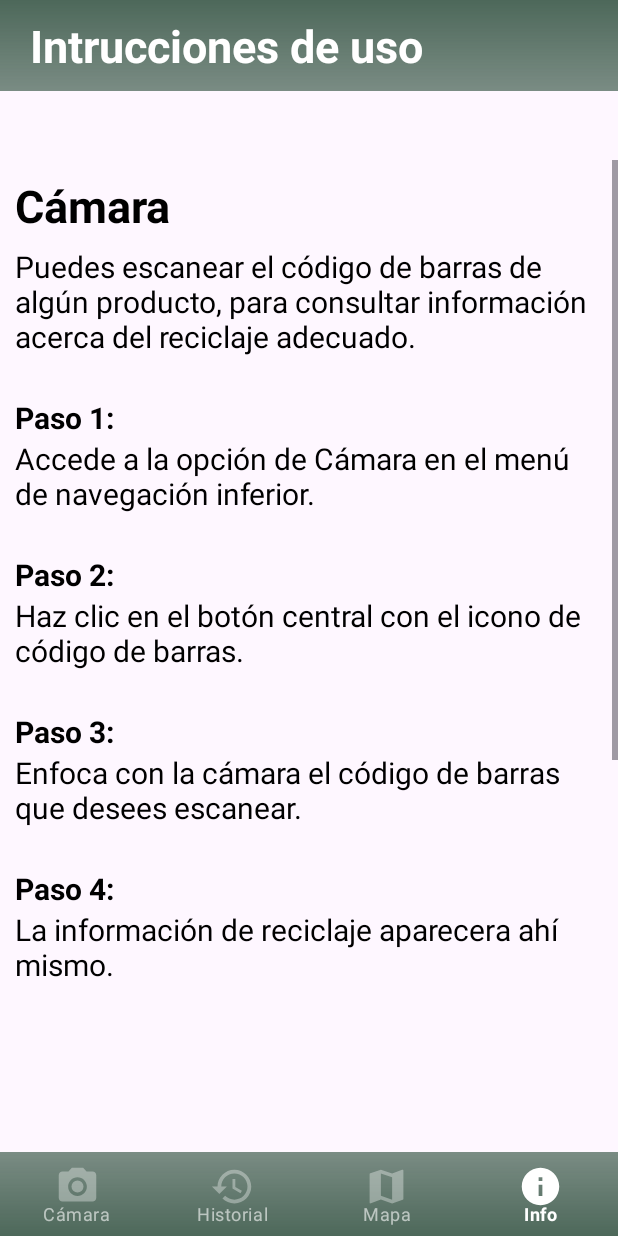
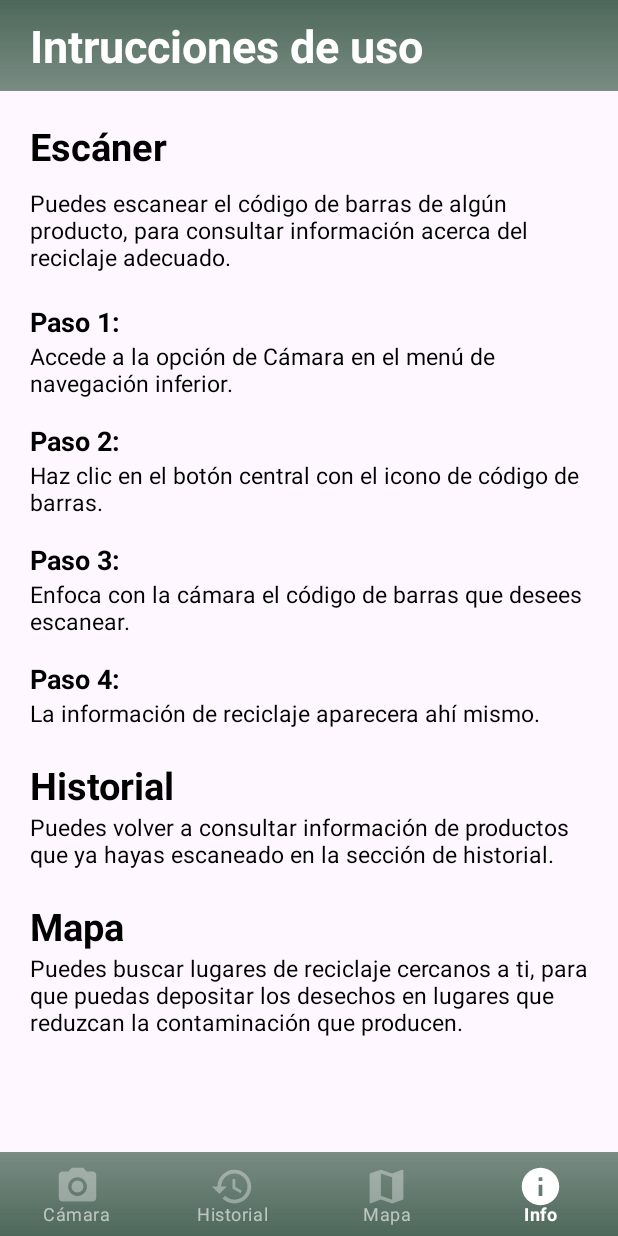
Before and after one commit to OscarF17/recyclapp, an Android app: the screen it shows after launch (MainActivity), item 4 of the bottom bar chosen, on a phone screen of 412 x 824 dp. Run offline under Robolectric (Android 15) with nearby library versions, the phone set to English and light mode, and no system bars; our stand-ins replace Picasso, Room's generated code; libraries missing offline, so code that uses them is left out: com.google.zxing.integration; pictures from the network do not load.

Commit message:
changed layout

```diff
--- a/app/src/main/java/com/example/proyectofinal/Settings.kt
+++ b/app/src/main/java/com/example/proyectofinal/Settings.kt
@@ -6,29 +6,7 @@ import android.view.LayoutInflater
 import android.view.View
 import android.view.ViewGroup
 
-// TODO: Rename parameter arguments, choose names that match
-// the fragment initialization parameters, e.g. ARG_ITEM_NUMBER
-private const val ARG_PARAM1 = "param1"
-private const val ARG_PARAM2 = "param2"
-
-/**
- * A simple [Fragment] subclass.
- * Use the [Settings.newInstance] factory method to
- * create an instance of this fragment.
- */
 class Settings : Fragment() {
-    // TODO: Rename and change types of parameters
-    private var param1: String? = null
-    private var param2: String? = null
-
-    override fun onCreate(savedInstanceState: Bundle?) {
-        super.onCreate(savedInstanceState)
-        arguments?.let {
-            param1 = it.getString(ARG_PARAM1)
-            param2 = it.getString(ARG_PARAM2)
-        }
-    }
-
     override fun onCreateView(
         inflater: LayoutInflater, container: ViewGroup?,
         savedInstanceState: Bundle?
@@ -36,24 +14,4 @@ class Settings : Fragment() {
         // Inflate the layout for this fragment
         return inflater.inflate(R.layout.fragment_settings, container, false)
     }
-
-    companion object {
-        /**
-         * Use this factory method to create a new instance of
-         * this fragment using the provided parameters.
-         *
-         * @param param1 Parameter 1.
-         * @param param2 Parameter 2.
-         * @return A new instance of fragment Settings.
-         */
-        // TODO: Rename and change types and number of parameters
-        @JvmStatic
-        fun newInstance(param1: String, param2: String) =
-            Settings().apply {
-                arguments = Bundle().apply {
-                    putString(ARG_PARAM1, param1)
-                    putString(ARG_PARAM2, param2)
-                }
-            }
-    }
 }
--- a/app/src/main/res/layout/fragment_settings.xml
+++ b/app/src/main/res/layout/fragment_settings.xml
@@ -20,33 +20,26 @@
             android:id="@+id/instructionsTitle"
             android:layout_width="match_parent"
             android:layout_height="wrap_content"
-            android:text="@string/instrcutionsTitle"
+            android:text="@string/instructionsTitle"
             android:textColor="@color/white"
             android:textSize="30sp"
             android:textStyle="bold"
             android:visibility="visible" />
 
-        <TextView
-            android:id="@+id/btnBack"
-            android:layout_width="match_parent"
-            android:layout_height="wrap_content"
-            android:text="Información"
-            android:textColor="@color/white"
-            android:textSize="30sp"
-            android:textStyle="bold"
-            android:visibility="gone"
-            app:drawableStartCompat="@drawable/baseline_arrow_back_ios_24" />
     </RelativeLayout>
+
     <ScrollView
         android:layout_width="match_parent"
-        android:layout_marginTop="160px"
-        android:layout_marginBottom="160px"
+        android:layout_marginTop="60dp"
+        android:layout_marginBottom="60dp"
+        android:paddingHorizontal="20dp"
+        android:paddingVertical="20dp"
         android:layout_height="match_parent">
+
     <LinearLayout
         android:layout_width="match_parent"
-        android:layout_height="match_parent"
+        android:layout_height="wrap_content"
         android:orientation="vertical"
-        android:padding="10dp"
         tools:layout_editor_absoluteX="0dp"
         tools:layout_editor_absoluteY="-82dp">
 
@@ -54,130 +47,142 @@
             android:id="@+id/cameraTitle"
             android:layout_width="match_parent"
             android:layout_height="wrap_content"
-            android:text="Cámara"
+            android:text="@string/scannerTitle"
             android:textColor="@color/black"
-            android:textSize="30sp"
+            android:textSize="25sp"
             android:textStyle="bold"
             android:visibility="visible"
-            android:paddingBottom="10px"/>
+            android:paddingBottom="10dp"/>
+
         <TextView
             android:id="@+id/cameraInfo"
             android:layout_width="match_parent"
             android:layout_height="wrap_content"
-            android:text="Puedes escanear el código de barras de algún producto, para consultar información acerca del reciclaje adecuado."
+            android:text="@string/cameraInfo"
             android:textColor="@color/black"
-            android:textSize="20sp"
-            android:visibility="visible"
-            android:paddingBottom="40px"/>
+            android:textSize="15sp"
+            android:paddingBottom="20dp"
+            android:visibility="visible" />
+
         <TextView
             android:id="@+id/step1Title"
             android:layout_width="match_parent"
             android:layout_height="wrap_content"
-            android:text="Paso 1:"
+            android:text="@string/step1Title"
             android:textColor="@color/black"
-            android:textSize="20sp"
+            android:textSize="18sp"
             android:textStyle="bold"
             android:visibility="visible" />
+
         <TextView
             android:id="@+id/step1"
             android:layout_width="match_parent"
             android:layout_height="wrap_content"
-            android:text="Accede a la opción de Cámara en el menú de navegación inferior."
+            android:text="@string/step1Info"
             android:textColor="@color/black"
-            android:textSize="20sp"
-            android:visibility="visible"
-            android:paddingBottom="40px"/>
+            android:textSize="15sp"
+            android:paddingBottom="15dp"
+            android:visibility="visible" />
+
         <TextView
             android:id="@+id/step2Title"
             android:layout_width="match_parent"
             android:layout_height="wrap_content"
-            android:text="Paso 2:"
+            android:text="@string/step2Title"
             android:textColor="@color/black"
-            android:textSize="20sp"
+            android:textSize="18sp"
             android:textStyle="bold"
             android:visibility="visible" />
+
         <TextView
             android:id="@+id/step2"
             android:layout_width="match_parent"
             android:layout_height="wrap_content"
-            android:text="Haz clic en el botón central con el icono de código de barras."
+            android:text="@string/step2Info"
             android:textColor="@color/black"
-            android:textSize="20sp"
-            android:visibility="visible"
-            android:paddingBottom="40px"/>
+            android:textSize="15sp"
+            android:paddingBottom="15dp"
+            android:visibility="visible" />
+
         <TextView
             android:id="@+id/step3Title"
             android:layout_width="match_parent"
             android:layout_height="wrap_content"
-            android:text="Paso 3:"
+            android:text="@string/step3Title"
             android:textColor="@color/black"
-            android:textSize="20sp"
+            android:textSize="18sp"
             android:textStyle="bold"
             android:visibility="visible" />
+
         <TextView
             android:id="@+id/step3"
             android:layout_width="match_parent"
             android:layout_height="wrap_content"
-            android:text="Enfoca con la cámara el código de barras que desees escanear."
+            android:text="@string/step3Info"
             android:textColor="@color/black"
-            android:textSize="20sp"
-            android:visibility="visible"
-            android:paddingBottom="40px"/>
+            android:textSize="15sp"
+            android:paddingBottom="15dp"
+            android:visibility="visible" />
+
         <TextView
             android:id="@+id/step4Title"
             android:layout_width="match_parent"
             android:layout_height="wrap_content"
-            android:text="Paso 4:"
+            android:text="@string/step4Title"
             android:textColor="@color/black"
-            android:textSize="20sp"
+            android:textSize="18sp"
             android:textStyle="bold"
             android:visibility="visible" />
+
         <TextView
             android:id="@+id/step4"
             android:layout_width="match_parent"
             android:layout_height="wrap_content"
-            android:text="La información de reciclaje aparecera ahí mismo."
+            android:text="@string/step4Info"
             android:textColor="@color/black"
-            android:textSize="20sp"
-            android:visibility="visible"
-            android:paddingBottom="80px"/>
+            android:textSize="15sp"
+            android:paddingBottom="20dp"
+            android:visibility="visible" />
+
         <TextView
             android:id="@+id/historySubtitle"
             android:layout_width="match_parent"
             android:layout_height="wrap_content"
-            android:text="Historial"
+            android:text="@string/historyTitle"
             android:textColor="@color/black"
-            android:textSize="30sp"
+            android:textSize="25sp"
             android:textStyle="bold"
-            android:visibility="visible"
-            android:paddingBottom="10px"/>
+            android:visibility="visible" />
+
         <TextView
             android:id="@+id/historyInfo"
             android:layout_width="match_parent"
             android:layout_height="wrap_content"
-            android:text="Puedes volver a consultar información de productos que ya hayas escaneado en la sección de historial."
+            android:text="@string/historyInfo"
             android:textColor="@color/black"
-            android:textSize="20sp"
-            android:visibility="visible"
-            android:paddingBottom="80px"/>
+            android:textSize="15sp"
+            android:paddingBottom="20dp"
+            android:visibility="visible" />
+
         <TextView
             android:id="@+id/mapSubtitle"
             android:layout_width="match_parent"
             android:layout_height="wrap_content"
-            android:text="Mapa"
+            android:text="@string/mapTitle"
             android:textColor="@color/black"
-            android:textSize="30sp"
+            android:textSize="25sp"
             android:textStyle="bold"
-            android:visibility="visible"
-            android:paddingBottom="10px"/>
+            android:visibility="visible" />
+
         <TextView
             android:id="@+id/mapInfo"
             android:layout_width="match_parent"
             android:layout_height="wrap_content"
-            android:text="Puedes buscar lugares de reciclaje cercanos a ti, para que puedas depositar los desechos en lugares que reduzcan la contaminación que producen."
+            android:text="@string/mapInfo"
             android:textColor="@color/black"
-            android:textSize="20sp"
-            android:visibility="visible" />
+            android:textSize="15sp"
+            android:visibility="visible"
+            tools:ignore="VisualLintLongText" />
 
     </LinearLayout>
     </ScrollView>
--- a/app/src/main/res/values/strings.xml
+++ b/app/src/main/res/values/strings.xml
@@ -5,9 +5,23 @@
     <string name="scannerTitle">Escáner</string>
     <string name="cameraTitle">Cámara</string>
     <string name="historyTitle">Historial</string>
-    <string name="instrcutionsTitle">Intrucciones de uso</string>
+    <string name="instructionsTitle">Intrucciones de uso</string>
     <string name="mapTitle">Mapa</string>
     <string name="infoTitle">Info</string>
+
+    <!-- Palabras para informacion de uso -->
+    <string name="cameraInfo">Puedes escanear el código de barras de algún producto, para consultar información acerca del reciclaje adecuado.</string>
+    <string name="step1Title">Paso 1:</string>
+    <string name="step1Info">Accede a la opción de Cámara en el menú de navegación inferior.</string>
+    <string name="step2Title">Paso 2:</string>
+    <string name="step2Info">Haz clic en el botón central con el icono de código de barras.</string>
+    <string name="step3Title">Paso 3:</string>
+    <string name="step3Info">Enfoca con la cámara el código de barras que desees escanear.</string>
+    <string name="step4Title">Paso 4:</string>
+    <string name="step4Info">La información de reciclaje aparecera ahí mismo.</string>
+
+    <string name="historyInfo">Puedes volver a consultar información de productos que ya hayas escaneado en la sección de historial.</string>
+    <string name="mapInfo">Puedes buscar lugares de reciclaje cercanos a ti, para que puedas depositar los desechos en lugares que reduzcan la contaminación que producen.</string>
 
     <!-- Palabras de prueba -->
     <string name="text1">Text 1</string>
```
